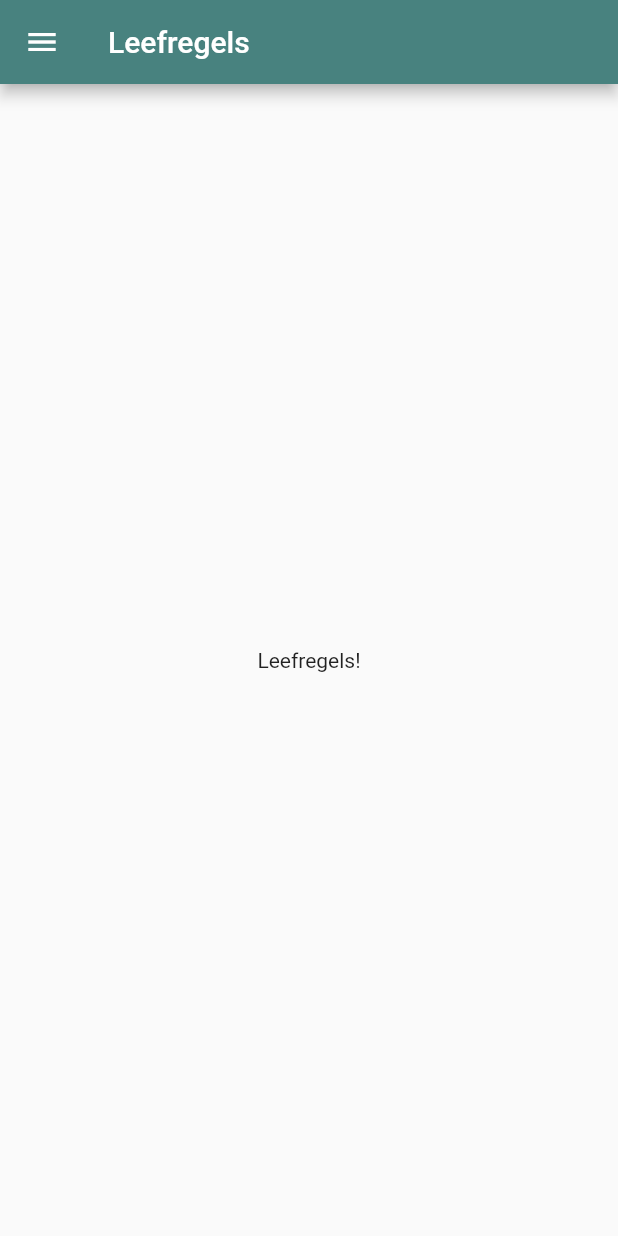
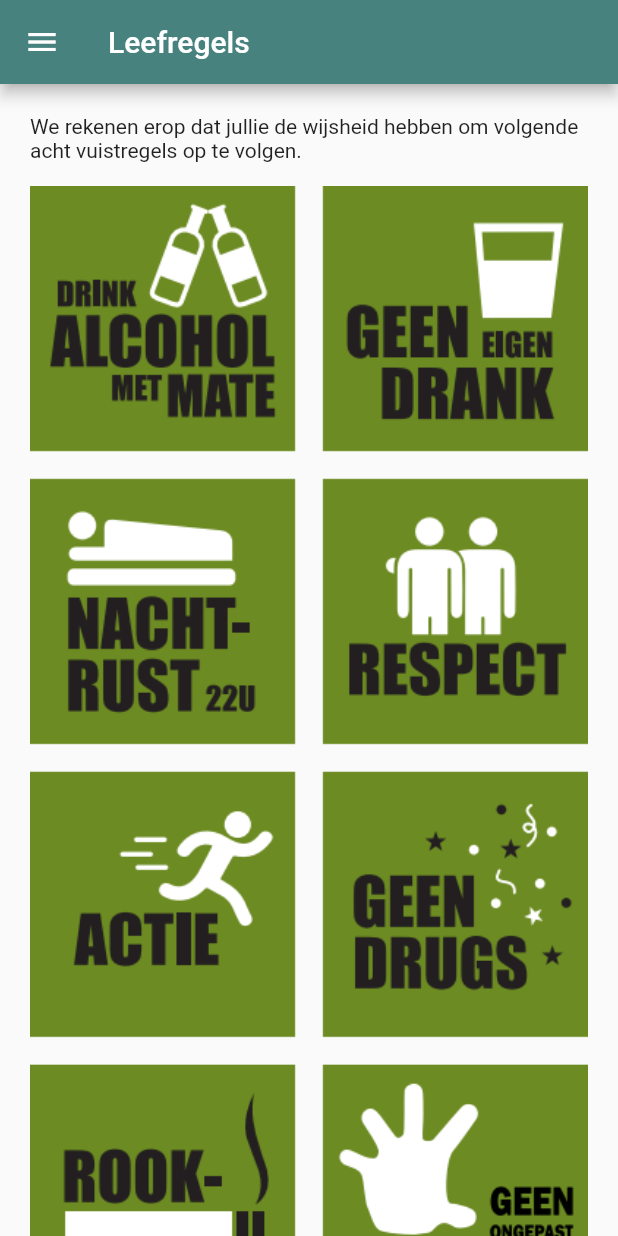
Before and after one commit to ScoutsGidsenVL/ho-gids-2022, a Flutter app: the Leefregels screen opened by its route, on a phone screen of 412 x 824 dp. Run offline on Flutter 3.47's test engine with Material 2 defaults, Android fonts, the light colour scheme and no system bars.

Commit message:
Leefregels

```diff
--- a/lib/widgets/leefregels.dart
+++ b/lib/widgets/leefregels.dart
@@ -7,13 +7,23 @@ class Leefregels extends StatelessWidget {
   @override
   Widget build(BuildContext context) {
     return Scaffold(
-      appBar: AppBar(
-        title: const Text('Leefregels'),
-      ),
-      drawer: const NavDrawer(),
-      body: const Center(
-        child: Text('Leefregels!'),
-      ),
-    );
+        appBar: AppBar(
+          title: const Text('Leefregels'),
+        ),
+        drawer: const NavDrawer(),
+        body: ListView(
+            padding: const EdgeInsets.symmetric(vertical: 10),
+            children: [
+              Container(
+                  padding:
+                      const EdgeInsets.symmetric(vertical: 10, horizontal: 20),
+                  child: Column(children: const [
+                    Text(
+                        'We rekenen erop dat jullie de wijsheid hebben om volgende acht vuistregels op te volgen.\n'),
+                    Image(image: AssetImage('assets/images/leefregels.png')),
+                    Text(
+                        '\nDoor je in te schrijven voor Herfstontmoeting, ga je akkoord met de leefregels. Overtreed je de leefregels, dan zal er een sanctie en natraject volgen.')
+                  ]))
+            ]));
   }
 }
```
Also changed, not shown: assets/images/leefregels.png (added).
